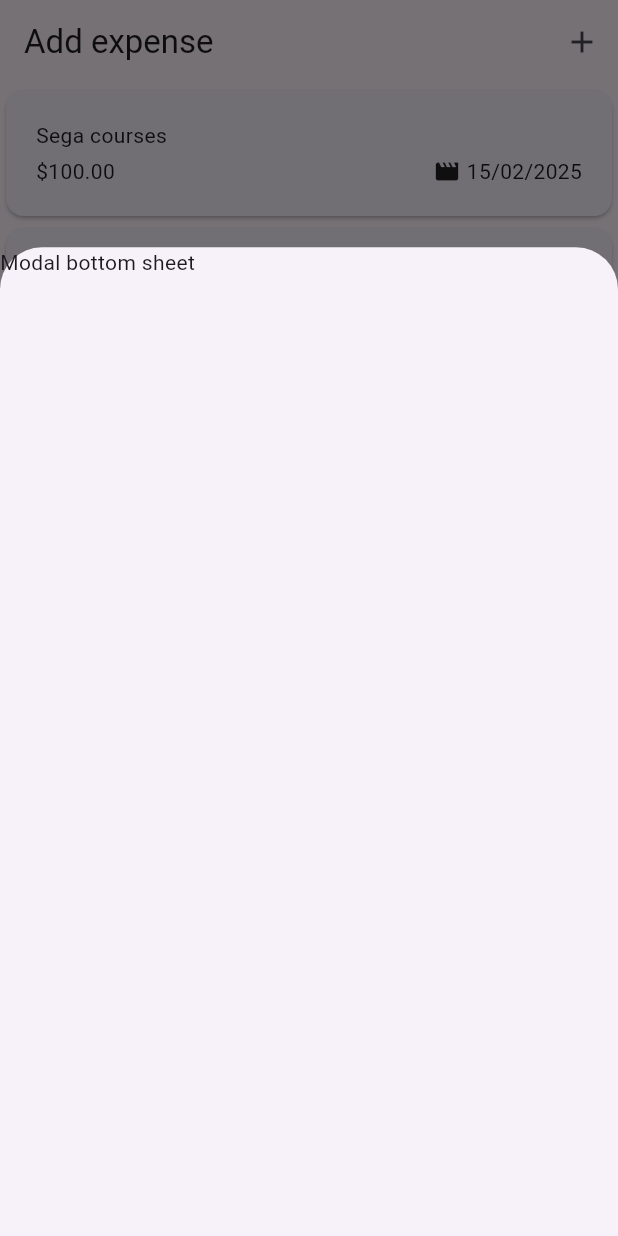
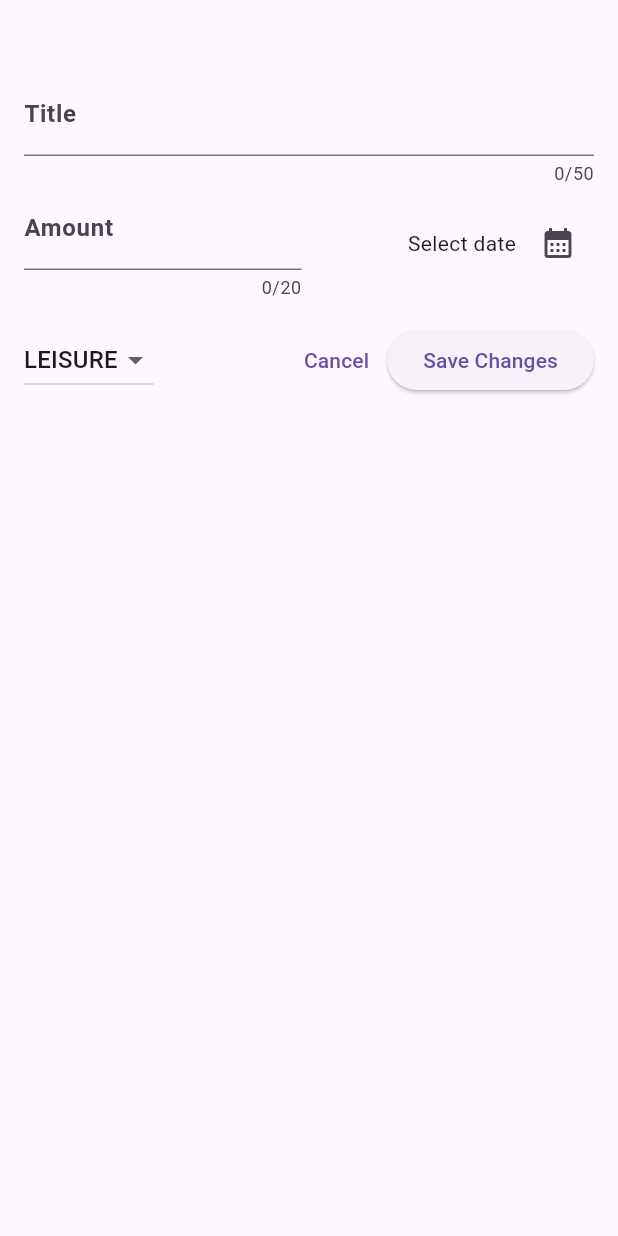
Before and after one commit to powerk1ng/expense_app, a Flutter app: the screen it shows after launch, after a tap on the "add" icon, on a phone screen of 412 x 824 dp. Run offline on Flutter 3.47's test engine with Material 3 defaults, Android fonts, the phone set to English and light mode, and no system bars.

Commit message:
scaffold messaging and removing functionality added

```diff
--- a/lib/main.dart
+++ b/lib/main.dart
@@ -1,34 +1,21 @@
 import 'package:expense_app/src/data/models/expense.dart';
 import 'package:expense_app/src/presentation/widgets/expenses_list/expenses_list.dart';
+import 'package:expense_app/src/presentation/widgets/expenses_list/new_expense.dart';
 import 'package:flutter/material.dart';
 
 void main() async {
   runApp(MyApp());
 }
 
-class MyApp extends StatelessWidget {
-  MyApp({super.key});
+class MyApp extends StatefulWidget {
+  const MyApp({super.key});
 
-  final List<Expense> _expensesList = [
-    Expense(
-      amount: 100,
-      title: 'Sega courses',
-      date: DateTime.now(),
-      category: Category.leisure,
-    ),
-    Expense(
-      amount: 200,
-      title: 'Pizza',
-      date: DateTime.now(),
-      category: Category.food,
-    ),
-    Expense(
-      amount: 150,
-      title: 'Work',
-      date: DateTime.now(),
-      category: Category.work,
-    )
-  ];
+  @override
+  State<MyApp> createState() => _MyAppState();
+}
+
+class _MyAppState extends State<MyApp> {
+  final List<Expense> _expensesList = [];
 
   final GlobalKey<ScaffoldState> _scaffoldKey = GlobalKey<ScaffoldState>();
 
@@ -37,18 +24,62 @@ class MyApp extends StatelessWidget {
       context: _scaffoldKey.currentContext!,
       isScrollControlled: true,
       builder: (ctx) {
-        return SizedBox(
-            height: MediaQuery.of(ctx).size.height * 0.8,
-            width: double.infinity,
-            child: const Text('Modal bottom sheet'));
+        return NewExpense(_addExpense);
       },
     );
   }
 
+  Future<void> _addExpense(Expense expense) async {
+    setState(() {
+      _expensesList.add(expense);
+    });
+  }
+
+  void _removeExpense(Expense expense, int index) {
+    setState(() {
+      _expensesList.remove(expense);
+    });
+
+    //clear previous messages if they exist
+    ScaffoldMessenger.of(_scaffoldKey.currentContext!).clearSnackBars();
+
+    ScaffoldMessenger.of(_scaffoldKey.currentContext!).showSnackBar(SnackBar(
+      duration: const Duration(seconds: 5),
+      content: const Text('Removed Successfully!'),
+      action: SnackBarAction(
+          label: 'Undo',
+          backgroundColor: Colors.amber,
+          textColor: Colors.white,
+          onPressed: () {
+            setState(() {
+              _expensesList.insert(index, expense);
+            });
+          }),
+    ));
+  }
+
   @override
   Widget build(BuildContext context) {
+    Widget mainContent = const Center(
+      child: Text(
+        textAlign: TextAlign.center,
+        'No expenses found, \nstart adding now!',
+        style: TextStyle(fontWeight: FontWeight.w600, fontSize: 24),
+      ),
+    );
+
+    if (_expensesList.isNotEmpty) {
+      mainContent = ExpensesList(
+        expenses: _expensesList,
+        onExpenseRemove: _removeExpense,
+      );
+    }
+
     return MaterialApp(
         debugShowCheckedModeBanner: false,
+        theme: ThemeData(
+          useMaterial3: true,
+        ),
         home: Scaffold(
             key: _scaffoldKey,
             appBar: AppBar(
@@ -61,10 +92,6 @@ class MyApp extends StatelessWidget {
                 ),
               ],
             ),
-        body: ExpensesList(
-          expenses: _expensesList,
-        ),
-      ),
-    );
+            body: mainContent));
   }
 }
--- a/lib/src/presentation/widgets/expenses_list/expenses_list.dart
+++ b/lib/src/presentation/widgets/expenses_list/expenses_list.dart
@@ -3,16 +3,23 @@ import 'package:expense_app/src/presentation/widgets/expenses_list/expenses_item
 import 'package:flutter/material.dart';
 
 class ExpensesList extends StatelessWidget {
-  const ExpensesList({super.key, required this.expenses});
+  const ExpensesList(
+      {super.key, required this.expenses, required this.onExpenseRemove});
+
   final List<Expense> expenses;
+  final void Function(Expense expense, int index) onExpenseRemove;
 
   @override
   Widget build(BuildContext context) {
     return ListView.builder(
-      itemCount: expenses.length,
-      itemBuilder: (context, index) => ExpensesItem(
-        expenseItem: expenses[index],
-      ),
-    );
+        itemCount: expenses.length,
+        itemBuilder: (ctx, index) => Dismissible(
+              key: ValueKey(expenses[index]),
+              onDismissed: (direction) =>
+                  onExpenseRemove(expenses[index], index),
+              child: ExpensesItem(
+                expenseItem: expenses[index],
+              ),
+            ));
   }
 }
--- /dev/null
+++ b/lib/src/presentation/widgets/expenses_list/new_expense.dart
@@ -0,0 +1,168 @@
+import 'package:expense_app/src/data/models/expense.dart';
+import 'package:flutter/material.dart';
+
+class NewExpense extends StatefulWidget {
+  const NewExpense(this.onAddExpense, {super.key});
+
+  final Future<void> Function(Expense expense) onAddExpense;
+
+  @override
+  State<NewExpense> createState() => _NewExpenseState();
+}
+
+class _NewExpenseState extends State<NewExpense> {
+  final TextEditingController _titleController = TextEditingController();
+  final TextEditingController _amountController = TextEditingController();
+
+  DateTime? _selectedDate;
+  Category? _selectedCategory = Category.leisure;
+
+  void _showDatePicker() async {
+    final now = DateTime.now();
+
+    final pickedDate = await showDatePicker(
+      context: context,
+      firstDate: DateTime(now.year - 1, now.month, now.day),
+      lastDate: now,
+    );
+
+    setState(() {
+      _selectedDate = pickedDate;
+    });
+  }
+
+  void _addNewExpense() async {
+    final enteredAmount = double.tryParse(_amountController.text);
+    final amountIsInvalid = enteredAmount == null || enteredAmount <= 0;
+
+    if (_titleController.text.trim().isEmpty ||
+        amountIsInvalid ||
+        _selectedDate == null) {
+      showDialog(
+        context: context,
+        builder: (context) => AlertDialog(
+          title: const Text('Invalid input'),
+          content: const Text('Please make sure all fields are filled'),
+          actions: [
+            TextButton(
+                onPressed: () {
+                  Navigator.pop(context);
+                },
+                child: Text('Close'))
+          ],
+        ),
+      );
+    } else {
+      await widget.onAddExpense(
+        Expense(
+            amount: enteredAmount,
+            title: _titleController.text.trim(),
+            date: _selectedDate!,
+            category: _selectedCategory!),
+      );
+
+      if (!mounted) return;
+      Navigator.pop(context);
+    }
+  }
+
+  @override
+  void dispose() {
+    super.dispose();
+    _titleController.dispose();
+    _amountController.dispose();
+  }
+
+  @override
+  Widget build(BuildContext context) {
+    final isDateSelected = _selectedDate != null;
+
+    return Scaffold(
+      body: Padding(
+        padding: EdgeInsets.fromLTRB(16, 48, 16, 16),
+        child: Column(
+          crossAxisAlignment: CrossAxisAlignment.start,
+          children: [
+            TextField(
+              controller: _titleController,
+              maxLength: 50,
+              decoration: const InputDecoration(
+                label: Text('Title'),
+                labelStyle: TextStyle(fontWeight: FontWeight.w600),
+              ),
+            ),
+            Row(
+              children: [
+                Expanded(
+                  child: TextField(
+                    controller: _amountController,
+                    maxLength: 20,
+                    keyboardType: TextInputType.number,
+                    decoration: const InputDecoration(
+                      prefixText: '\$',
+                      label: Text('Amount'),
+                      labelStyle: TextStyle(fontWeight: FontWeight.w600),
+                    ),
+                  ),
+                ),
+                SizedBox(width: 10),
+                Expanded(
+                  child: Row(
+                    spacing: 4,
+                    mainAxisAlignment: MainAxisAlignment.end,
+                    children: [
+                      Text(isDateSelected
+                          ? formatter.format(_selectedDate!)
+                          : 'Select date'),
+                      IconButton(
+                        iconSize: 24,
+                        padding: EdgeInsets.zero,
+                        constraints:
+                            const BoxConstraints(minHeight: 0, minWidth: 0),
+                        onPressed: _showDatePicker,
+                        icon: const Icon(Icons.calendar_month),
+                      )
+                    ],
+                  ),
+                )
+              ],
+            ),
+            const SizedBox(height: 16),
+            Row(
+              children: [
+                DropdownButton(
+                    value: _selectedCategory,
+                    items: Category.values.map((category) {
+                      return DropdownMenuItem(
+                        value: category,
+                        child: Text(
+                          category.name.toUpperCase(),
+                        ),
+                      );
+                    }).toList(),
+                    onChanged: (value) {
+                      if (value == null) return;
+
+                      setState(() {
+                        _selectedCategory = value;
+                      });
+                    }),
+                const Spacer(),
+                TextButton(
+                  onPressed: () {
+                    Navigator.pop(context);
+                  },
+                  child: Text('Cancel'),
+                ),
+                ElevatedButton(
+                  onPressed: _addNewExpense,
+                  child: Text('Save Changes'),
+                ),
+              ],
+            )
+          ],
+        ),
+      ),
+    );
+  }
+}
```
Lines whose indentation alone changed are shown as unchanged.
